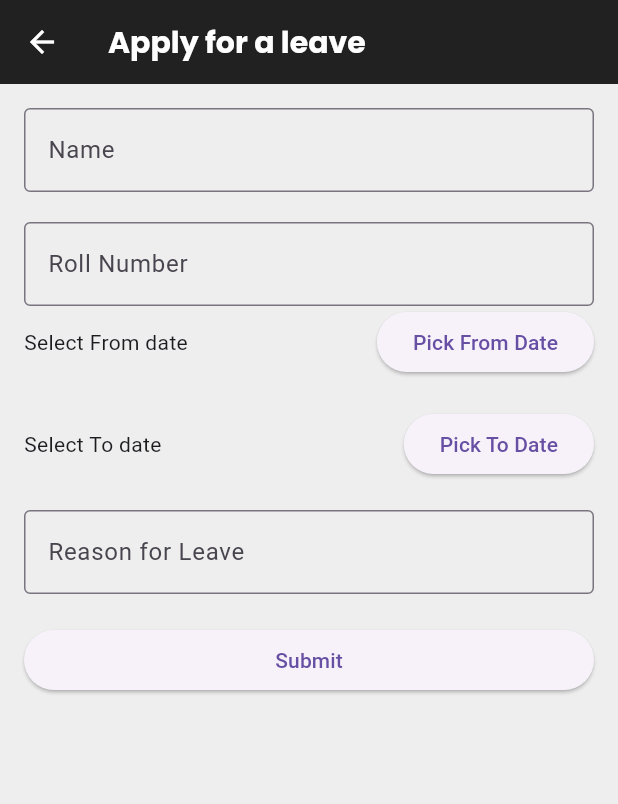
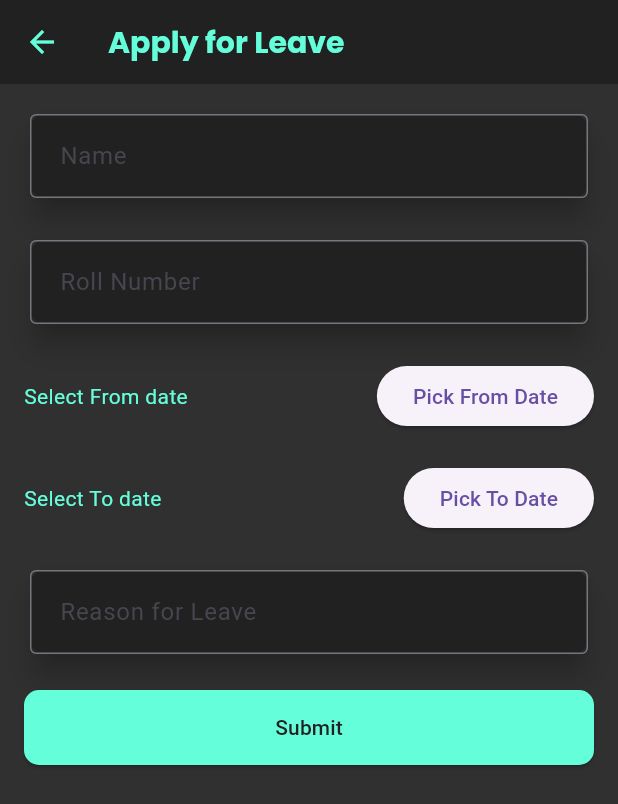
Before and after one commit to mjthewalker/IRIS_2024_Mohnish_231CS235, a Flutter app: the screen it shows once a user with an empty profile is signed in, after a tap on "Apply for Leave", on a phone screen of 412 x 824 dp. Shown: the top 804 px of the screen. Run offline on Flutter 3.47's test engine with Material 3 defaults, Android fonts, the phone set to English and light mode, and no system bars; our stand-ins replace cloud_firestore, firebase_auth, firebase_core, firebase_messaging, getwidget, google_fonts and 2 more; accounts and stored records are empty.

Commit message:
amazing ui

```diff
--- a/lib/Screens/Student Leaves/apply_leave.dart
+++ b/lib/Screens/Student Leaves/apply_leave.dart
@@ -4,8 +4,8 @@ import 'package:google_fonts/google_fonts.dart';
 import 'package:iris_rec/Data%20and%20models/student_list_model.dart';
 
 class ApplyLeave extends StatefulWidget {
-  String hostelName;
-  ApplyLeave({required this.hostelName});
+  final String hostelName;
+  const ApplyLeave({required this.hostelName});
 
   @override
   _ApplyLeaveState createState() => _ApplyLeaveState();
@@ -13,14 +13,11 @@ class ApplyLeave extends StatefulWidget {
 
 class _ApplyLeaveState extends State<ApplyLeave> {
   final _formKey = GlobalKey<FormState>();
-  var _nameController = '';
-  var _leaveReasonController = '';
-  var _roll = '';
+  String _nameController = '';
+  String _leaveReasonController = '';
+  String _roll = '';
   DateTime? _fromDate;
   DateTime? _toDate;
-
-  @override
-
 
   // Method to handle date picker for both 'from' and 'to' dates
   Future<void> _pickDate(BuildContext context, Function(DateTime?) setDate, DateTime? initialDate) async {
@@ -45,22 +42,20 @@ class _ApplyLeaveState extends State<ApplyLeave> {
       return;
     }
     await FirebaseFirestore.instance.collection('leaves').doc(widget.hostelName).set({
-        "$_roll":{
-          "name" : _nameController,
-          "status" : "yet to be approved",
-          "FromDate" : _fromDate,
-          "ToDate" : _toDate,
-          "Reason" : _leaveReasonController,
-          "rollNumber" : _roll,
-          "hostel" : widget.hostelName
+      "$_roll": {
+        "name": _nameController,
+        "status": "yet to be approved",
+        "FromDate": _fromDate,
+        "ToDate": _toDate,
+        "Reason": _leaveReasonController,
+        "rollNumber": _roll,
+        "hostel": widget.hostelName,
       }
-
     });
     ScaffoldMessenger.of(context).showSnackBar(
       const SnackBar(content: Text("Leave applied successfully!")),
     );
     Navigator.pop(context);
-
   }
 
   @override
@@ -68,16 +63,17 @@ class _ApplyLeaveState extends State<ApplyLeave> {
     return Scaffold(
       appBar: AppBar(
         title: Text(
-            "Apply for a leave",
+          "Apply for Leave",
           style: GoogleFonts.poppins(
             fontSize: 20,
             fontWeight: FontWeight.bold,
-              color: Colors.white,
-            )),
+            color: Colors.tealAccent, // Accent color for title
+          ),
+        ),
         backgroundColor: Colors.grey[900],
-        iconTheme: const IconThemeData(color: Colors.white),
+        iconTheme: const IconThemeData(color: Colors.tealAccent),
       ),
-      backgroundColor: Colors.grey[200],
+      backgroundColor: Colors.grey[850], // Dark background
       body: Padding(
         padding: const EdgeInsets.all(16.0),
         child: Form(
@@ -85,12 +81,20 @@ class _ApplyLeaveState extends State<ApplyLeave> {
           child: ListView(
             children: <Widget>[
               // Name field
-              TextFormField(
-
+              Card(
+                color: Colors.grey[900], // Dark card background
+                shape: RoundedRectangleBorder(
+                  borderRadius: BorderRadius.circular(10),
+                ),
+                elevation: 8,
+                child: TextFormField(
                   decoration: const InputDecoration(
                     labelText: "Name",
+
                     border: OutlineInputBorder(),
+                    contentPadding: EdgeInsets.all(16),
                   ),
+                  style: TextStyle(color: Colors.white),
                   validator: (value) {
                     if (value == null || value.isEmpty) {
                       return 'Please enter your name';
@@ -99,25 +103,38 @@ class _ApplyLeaveState extends State<ApplyLeave> {
                   },
                   onSaved: (value) {
                     _nameController = value!;
-                }
+                  },
+                ),
               ),
               const SizedBox(height: 20),
-              TextFormField(
 
+              // Roll number field
+              Card(
+                color: Colors.grey[900], // Dark card background
+                shape: RoundedRectangleBorder(
+                  borderRadius: BorderRadius.circular(10),
+                ),
+                elevation: 8,
+                child: TextFormField(
                   decoration: const InputDecoration(
                     labelText: "Roll Number",
                     border: OutlineInputBorder(),
+                    contentPadding: EdgeInsets.all(16),
                   ),
+                  style: TextStyle(color: Colors.white),
                   validator: (value) {
                     if (value == null || value.isEmpty) {
-                      return 'Please enter your name';
+                      return 'Please enter your roll number';
                     }
                     return null;
                   },
                   onSaved: (value) {
                     _roll = value!;
-                  }
+                  },
                 ),
+              ),
+              const SizedBox(height: 20),
+
               // From date picker
               Row(
                 mainAxisAlignment: MainAxisAlignment.spaceBetween,
@@ -126,6 +143,7 @@ class _ApplyLeaveState extends State<ApplyLeave> {
                     _fromDate == null
                         ? 'Select From date'
                         : 'From Date: ${_fromDate!.toLocal()}'.split(' ')[0],
+                    style: const TextStyle(color: Colors.tealAccent), // Light text color for readability
                   ),
                   ElevatedButton(
                     onPressed: () {
@@ -149,6 +167,7 @@ class _ApplyLeaveState extends State<ApplyLeave> {
                     _toDate == null
                         ? 'Select To date'
                         : 'To Date: ${_toDate!.toLocal()}'.split(' ')[0],
+                    style: const TextStyle(color: Colors.tealAccent), // Light text color for readability
                   ),
                   ElevatedButton(
                     onPressed: () {
@@ -165,12 +184,21 @@ class _ApplyLeaveState extends State<ApplyLeave> {
               const SizedBox(height: 20),
 
               // Leave reason field
-              TextFormField(
+              Card(
+                color: Colors.grey[900], // Dark card background
+                shape: RoundedRectangleBorder(
+                  borderRadius: BorderRadius.circular(10),
+                ),
+                elevation: 8,
+                child: TextFormField(
 
                   decoration: const InputDecoration(
                     labelText: "Reason for Leave",
                     border: OutlineInputBorder(),
+                    contentPadding: EdgeInsets.all(16),
                   ),
+
+                  style: TextStyle(color: Colors.white),
 
                   validator: (value) {
                     if (value == null || value.isEmpty) {
@@ -178,9 +206,10 @@ class _ApplyLeaveState extends State<ApplyLeave> {
                     }
                     return null;
                   },
-                onSaved: (value){
-                  _leaveReasonController =value!;
+                  onSaved: (value) {
+                    _leaveReasonController = value!;
                   },
+                ),
               ),
               const SizedBox(height: 20),
 
@@ -199,7 +228,14 @@ class _ApplyLeaveState extends State<ApplyLeave> {
                     _submitForm(context);
                   }
                 },
-                child: const Text('Submit'),
+                style: ElevatedButton.styleFrom(
+                  backgroundColor: Colors.tealAccent, // Match previous theme
+                  padding: const EdgeInsets.symmetric(vertical: 15),
+                  shape: RoundedRectangleBorder(
+                    borderRadius: BorderRadius.circular(10), // Rounded corners for button
+                  ),
+                ),
+                child:  Text('Submit',style: TextStyle(color: Colors.grey[900]),),
               ),
             ],
           ),
```
Also changed, not shown: lib/Screens/Hostel_registration/hostelscreen.dart (+75 -20 lines), lib/Screens/Student Leaves/manage_leaves.dart (+41 -20 lines). Lines whose indentation alone changed are shown as unchanged.
